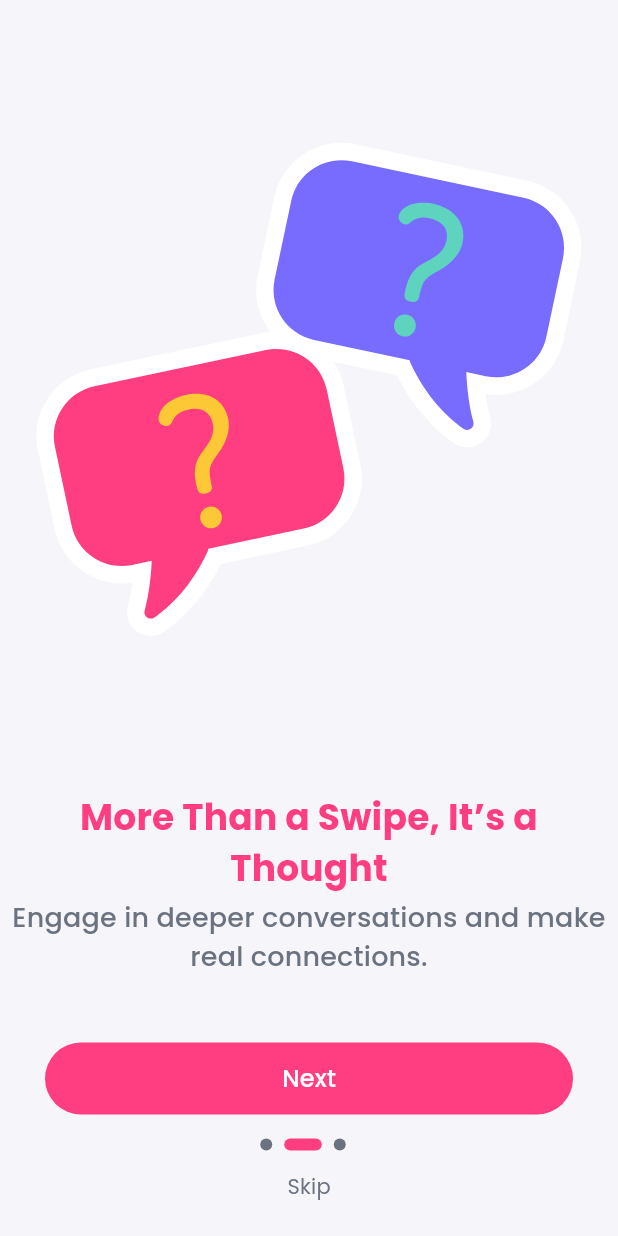
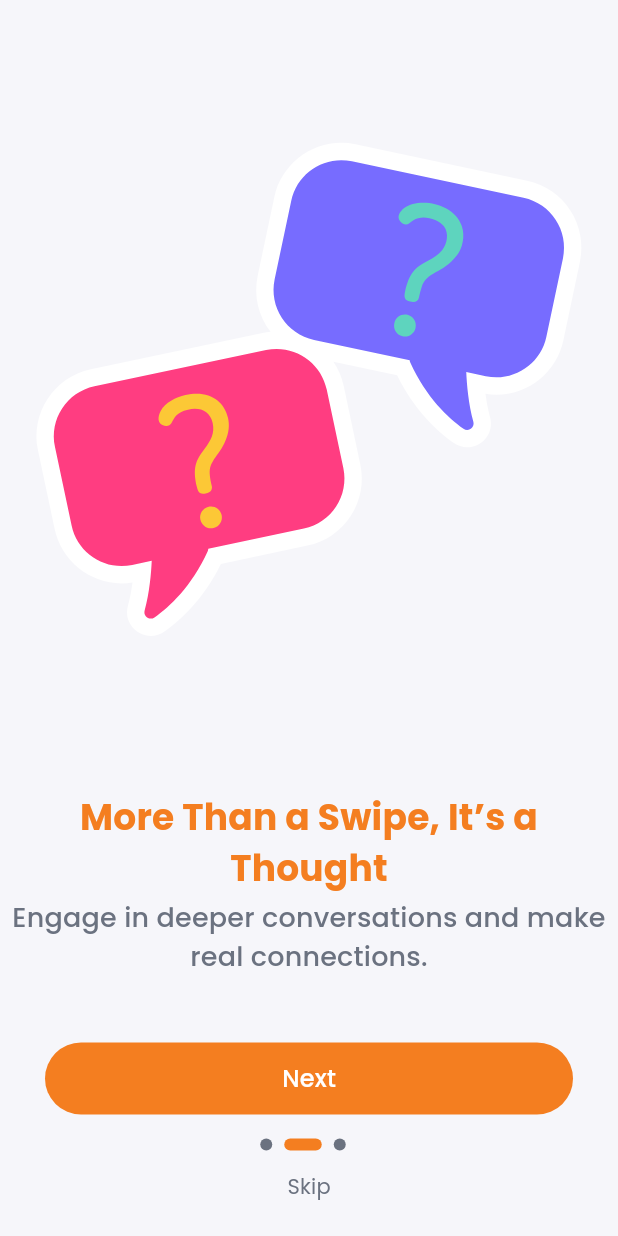
Before and after one commit to Deepjyoti120/laatte_app, a Flutter app: the screen it shows after launch, after a tap on "Next", on a phone screen of 412 x 824 dp. Run offline on Flutter 3.47's test engine with Material 3 defaults, Android fonts, the light colour scheme and no system bars; drawn by our look-alikes of flutter_animate; our stand-ins replace bloc, bloc_concurrency, connectivity_plus, dio, equatable, file_picker and 14 more; missing offline and left inert: ntp, razorpay_flutter; accounts and stored records are empty; network calls fail.

Commit message:
fix: initialize Firebase with current platform options and update primary color

```diff
--- a/lib/main.dart
+++ b/lib/main.dart
@@ -17,8 +17,7 @@ import 'utils/constants.dart';
 final GlobalKey<NavigatorState> navigatorKey = GlobalKey<NavigatorState>();
 void main() async {
   WidgetsFlutterBinding.ensureInitialized();
-  await Firebase.initializeApp();
-  // options: DefaultFirebaseOptions.currentPlatform
+  await Firebase.initializeApp(options: DefaultFirebaseOptions.currentPlatform);
   await Hive.initFlutter();
   SystemChrome.setPreferredOrientations([DeviceOrientation.portraitUp]);
   Bloc.observer = SimpleBlocObserver();
--- a/lib/utils/design_colors.dart
+++ b/lib/utils/design_colors.dart
@@ -1,7 +1,8 @@
 import 'package:flutter/material.dart';
 
 class DesignColor {
-  static const Color primary = Color(0xFFff3d81);
+  static const Color primary = Color(0xFFF47E20);
+  // static const Color primary = Color(0xFFff3d81);
   // static const Color colorPrimary = Color(0xFF30736E);
   static const Color prepPruple = Color(0xFF2d5dff);
   static const Color lghtBlue = Color(0xFFd5e0ff);
```
